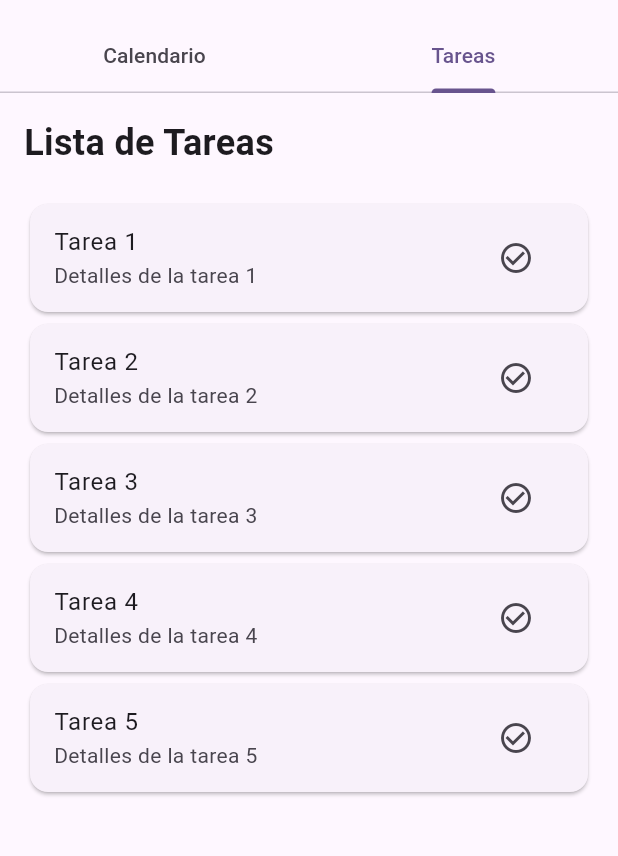
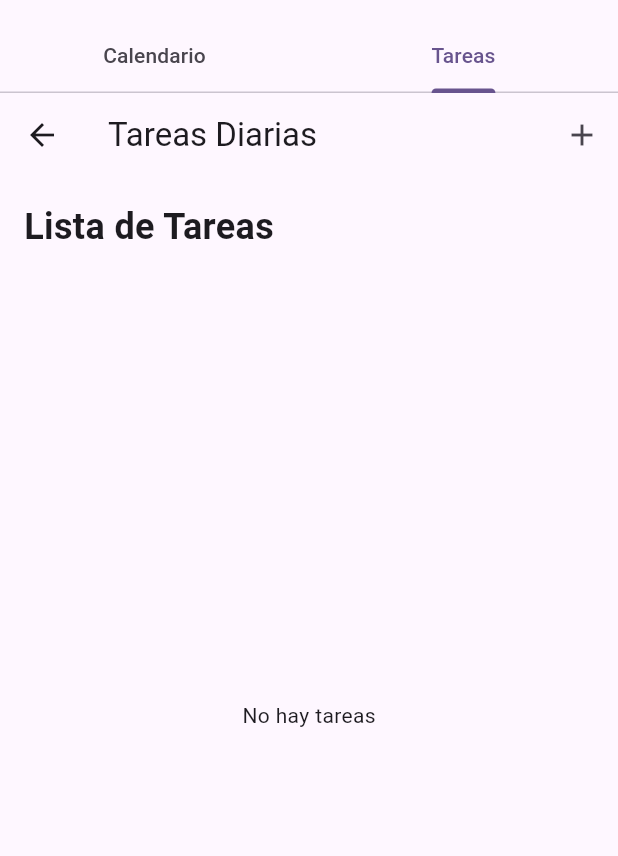
Before and after one commit to DorianoOjeda/project_movil_1, a Flutter app: the HomePage screen opened by its route, tab 2 chosen, on a phone screen of 412 x 824 dp, the part 63-919 px from its top. Run offline on Flutter 3.47's test engine with Material 3 defaults, Android fonts, the phone set to English and light mode, and no system bars; our stand-ins replace form_field_validator, table_calendar.

Commit message:
create and view tareas implemented

```diff
--- a/lib/ui/pages/home.dart
+++ b/lib/ui/pages/home.dart
@@ -1,5 +1,5 @@
 import 'package:flutter/material.dart';
-import 'tareas.dart';
+import 'tareas/tareas_list.dart';
 import 'package:table_calendar/table_calendar.dart';
 
 class HomePage extends StatefulWidget {
@@ -35,7 +35,7 @@ class _HomePageState extends State<HomePage> {
         body: TabBarView(
           children: [
             _buildCalendar(),
-            TareasPage(),
+            const TareasPage(),
           ],
         ),
       ),
@@ -60,7 +60,7 @@ class _HomePageState extends State<HomePage> {
     return Container(
       padding: const EdgeInsets.all(8),
       margin: const EdgeInsets.only(top: 10),
-      color: Color.fromARGB(255, 255, 217, 0),
+      color: const Color.fromARGB(255, 255, 217, 0),
       child: const Column(
         children: [
           Text("SuperRachas",
--- a/lib/ui/pages/tareas.dart
+++ /dev/null
@@ -1,43 +0,0 @@
-import 'package:flutter/material.dart';
-
-class TareasPage extends StatelessWidget {
-  const TareasPage({Key? key}) : super(key: key);
-
-  @override
-  Widget build(BuildContext context) {
-    return Scaffold(
-      body: Padding(
-        padding: const EdgeInsets.all(16.0),
-        child: Column(
-          crossAxisAlignment: CrossAxisAlignment.start,
-          children: [
-            const Text(
-              "Lista de Tareas",
-              style: TextStyle(fontSize: 24, fontWeight: FontWeight.bold),
-            ),
-            const SizedBox(height: 20),
-            Expanded(
-              child: ListView.builder(
-                itemCount: 5, // Por ahora un numero fijo de tareas
-                itemBuilder: (context, index) {
-                  return Card(
-                    child: ListTile(
-                      title: Text("Tarea ${index + 1}"),
-                      subtitle: Text("Detalles de la tarea ${index + 1}"),
-                      trailing: IconButton(
-                        icon: const Icon(Icons.check_circle_outline),
-                        onPressed: () {
-                          // implemetar completado de tarea
-                        },
-                      ),
-                    ),
-                  );
-                },
-              ),
-            ),
-          ],
-        ),
-      ),
-    );
-  }
-}
--- /dev/null
+++ b/lib/ui/pages/tareas/tareas_list.dart
@@ -0,0 +1,79 @@
+import 'package:flutter/material.dart';
+import 'tareas_add.dart';
+
+class TareasPage extends StatefulWidget {
+  const TareasPage({Key? key}) : super(key: key);
+
+  @override
+  _TareasPageState createState() => _TareasPageState();
+}
+
+class _TareasPageState extends State<TareasPage> {
+  List<Map<String, dynamic>> tareas = [];
+
+  @override
+  Widget build(BuildContext context) {
+    return Scaffold(
+      appBar: AppBar(
+        title: const Text("Tareas Diarias"),
+        actions: [
+          IconButton(
+            icon: const Icon(Icons.add),
+            onPressed: () {
+              // Navegar a la pagina de agregar nueva tarea
+              Navigator.push(
+                context,
+                MaterialPageRoute(builder: (context) => const AddTareaPage()),
+              ).then((nuevaTarea) {
+                if (nuevaTarea != null) {
+                  setState(() {
+                    tareas.add(nuevaTarea);
+                  });
+                }
+              });
+            },
+          ),
+        ],
+      ),
+      body: Padding(
+        padding: const EdgeInsets.all(16.0),
+        child: Column(
+          crossAxisAlignment: CrossAxisAlignment.start,
+          children: [
+            const Text(
+              "Lista de Tareas",
+              style: TextStyle(fontSize: 24, fontWeight: FontWeight.bold),
+            ),
+            const SizedBox(height: 20),
+            Expanded(
+              child: tareas.isEmpty
+                  ? const Center(child: Text("No hay tareas"))
+                  : ListView.builder(
+                      itemCount: tareas.length,
+                      itemBuilder: (context, index) {
+                        return Card(
+                          child: ListTile(
+                            title: Text(tareas[index]['titulo']),
+                            subtitle: Text(tareas[index]['tipo'] == 'booleano'
+                                ? "Tarea booleana"
+                                : "Cantidad a realizar: ${tareas[index]['cantidad']}"),
+                            trailing: IconButton(
+                              icon: const Icon(Icons.check_circle_outline),
+                              onPressed: () {
+                                // Completar tarea
+                                setState(() {
+                                  tareas.removeAt(index);
+                                });
+                              },
+                            ),
+                          ),
+                        );
+                      },
+                    ),
+            ),
+          ],
+        ),
+      ),
+    );
+  }
+}
```
Also changed, not shown: lib/ui/pages/tareas/tareas_add.dart (added, +80 -0 lines), pubspec.lock.
